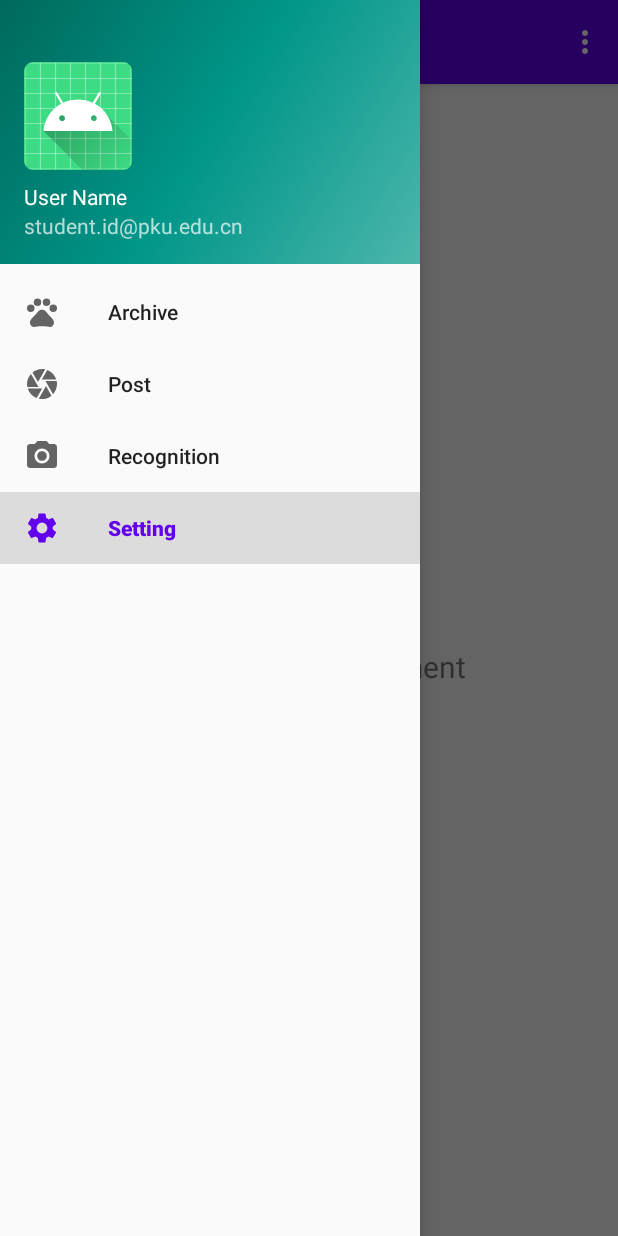
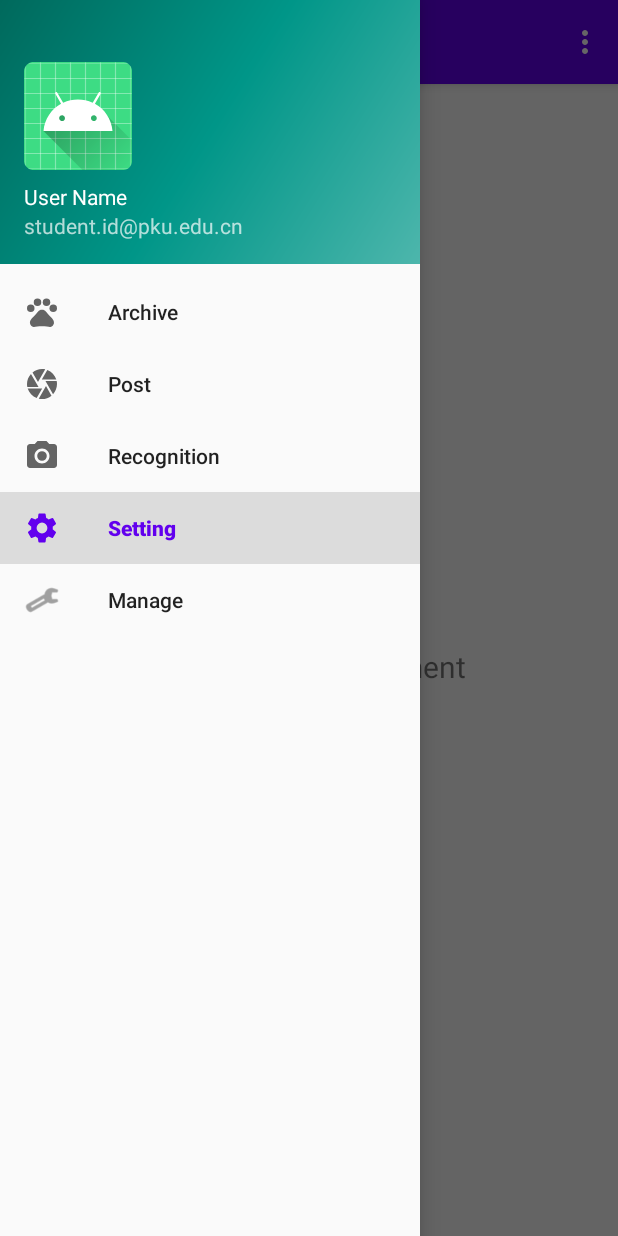
Before and after one commit to ShiranZH/PKU-CAT, an Android app: the screen it shows after launch (MainActivity), with the side drawer open, on a phone screen of 412 x 824 dp. Run offline under Robolectric (Android 15) with nearby library versions, the phone set to English and light mode, and no system bars; our stand-ins replace navigation-ui.

Commit message:
In navigation bar, add button "manage"

```diff
--- a/src/frontend/app/src/main/AndroidManifest.xml
+++ b/src/frontend/app/src/main/AndroidManifest.xml
@@ -10,8 +10,8 @@
         android:supportsRtl="true"
         android:theme="@style/AppTheme">
         <activity android:name=".ui.archive.SoleArchive"></activity>
-        <activity android:name=".ui.archive.SoleArchiveActivity" />
         <activity android:name=".ui.archive.ArchiveActivity" />
+        <activity android:name=".ui.manage.ManageActivity"/>
         <activity
             android:name=".MainActivity"
             android:label="@string/app_name"
--- a/src/frontend/app/src/main/java/com/example/pkucat/MainActivity.java
+++ b/src/frontend/app/src/main/java/com/example/pkucat/MainActivity.java
@@ -34,9 +34,8 @@ public class MainActivity extends AppCompatActivity {
         NavigationView navigationView = findViewById(R.id.nav_view);
         // Passing each menu ID as a set of Ids because each
         // menu should be considered as top level destinations.
-        // test
         mAppBarConfiguration = new AppBarConfiguration.Builder(
-                R.id.nav_archive, R.id.nav_post, R.id.nav_recognition, R.id.nav_setting)
+                R.id.nav_archive, R.id.nav_post, R.id.nav_recognition, R.id.nav_setting, R.id.nav_manage)
                 .setDrawerLayout(drawer)
                 .build();
         NavController navController = Navigation.findNavController(this, R.id.nav_host_fragment);
--- /dev/null
+++ b/src/frontend/app/src/main/res/layout/activity_manage.xml
@@ -0,0 +1,6 @@
+<?xml version="1.0" encoding="utf-8"?>
+<androidx.constraintlayout.widget.ConstraintLayout
+    xmlns:android="http://schemas.android.com/apk/res/android" android:layout_width="match_parent"
+    android:layout_height="match_parent">
+
+</androidx.constraintlayout.widget.ConstraintLayout>
--- a/src/frontend/app/src/main/res/menu/activity_main_drawer.xml
+++ b/src/frontend/app/src/main/res/menu/activity_main_drawer.xml
@@ -20,5 +20,9 @@
             android:id="@+id/nav_setting"
             android:icon="@drawable/ic_menu_setting"
             android:title="@string/menu_setting" />
+        <item
+            android:id="@+id/nav_manage"
+            android:icon="@android:drawable/ic_menu_manage"
+            android:title="@string/menu_manage" />
     </group>
 </menu>
--- a/src/frontend/app/src/main/res/values/strings.xml
+++ b/src/frontend/app/src/main/res/values/strings.xml
@@ -11,6 +11,7 @@
     <string name="menu_post">Post</string>
     <string name="menu_recognition">Recognition</string>
     <string name="menu_setting">Setting</string>
+    <string name="menu_manage">Manage</string>
 
     <string name="sole_archive">Sole Archive</string>
     <string name="sole_post">Sole Post</string>
```
Also changed, not shown: src/frontend/app/src/main/java/com/example/pkucat/ui/manage/ManageActivity.java (added, +17 -0 lines), src/frontend/app/src/main/res/navigation/mobile_navigation.xml (+8 -1 lines).
